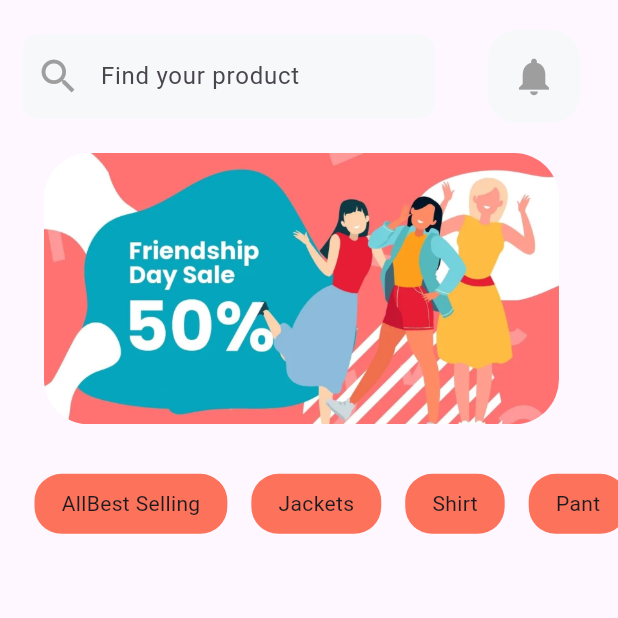
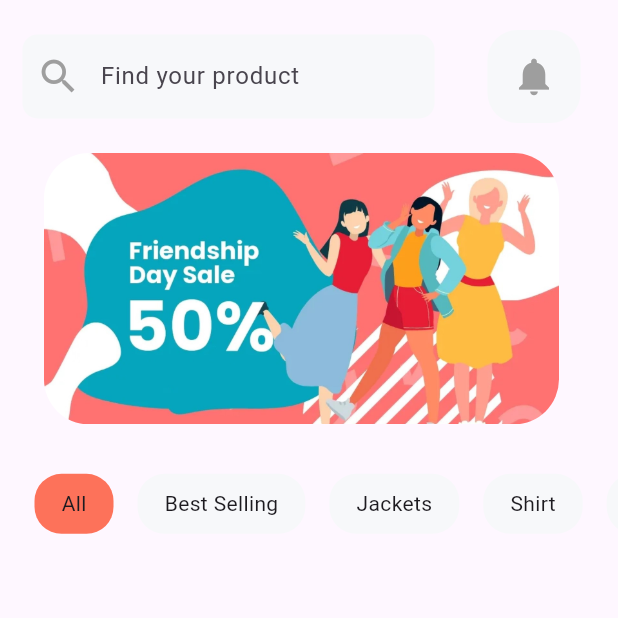
Before and after one commit to iyamujoshua/shopping_app, a Flutter app: the screen it shows after launch, on a phone screen of 412 x 824 dp, the top half of it. Run offline on Flutter 3.47's test engine with Material 2 defaults, Android fonts, the phone set to English and light mode, and no system bars.

Commit message:
all item category

```diff
--- a/lib/screens/MyHomePage.dart
+++ b/lib/screens/MyHomePage.dart
@@ -1,15 +1,10 @@
 import 'package:flutter/material.dart';
 
-class MyHomePage extends StatefulWidget {
-  const MyHomePage({super.key});
+class MyHomePage extends StatelessWidget {
+   MyHomePage({super.key});
 
-  @override
-  State<MyHomePage> createState() => _MyHomePageState();
-}
-
-class _MyHomePageState extends State<MyHomePage> {
   List catList = [
-    "All"
+        "All",
         "Best Selling",
         "Jackets",
         "Shirt",
@@ -18,9 +13,8 @@ class _MyHomePageState extends State<MyHomePage> {
   ];
 
   List imgList = [
-    "Black Pant",
+        "Black Pant",
         "Black T-Shirt",
-        "Cover",
         "Ladies Bag",
         "Warm Jacket",
   ];
@@ -102,8 +96,9 @@ class _MyHomePageState extends State<MyHomePage> {
                           ),
                         decoration: BoxDecoration(
                           color: catList[i]== "All"
-                          ?Color(0xFFF7F8FA)
-                          :Color(0xFFFD725A),
+                          ?Color(0xFFFD725A)
+                          :Color(0xFFF7F8FA),
+
                           borderRadius: BorderRadius.circular(18)
                         ),
                         child: Text(catList[i]),
```
